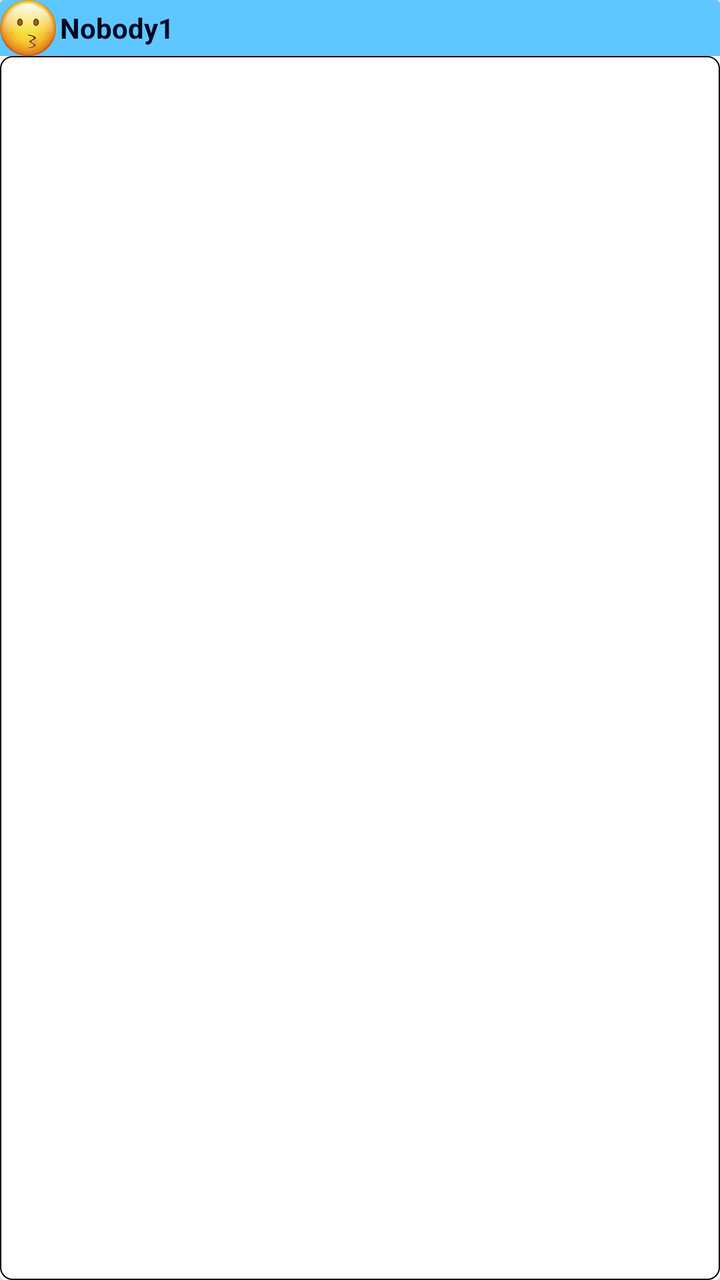
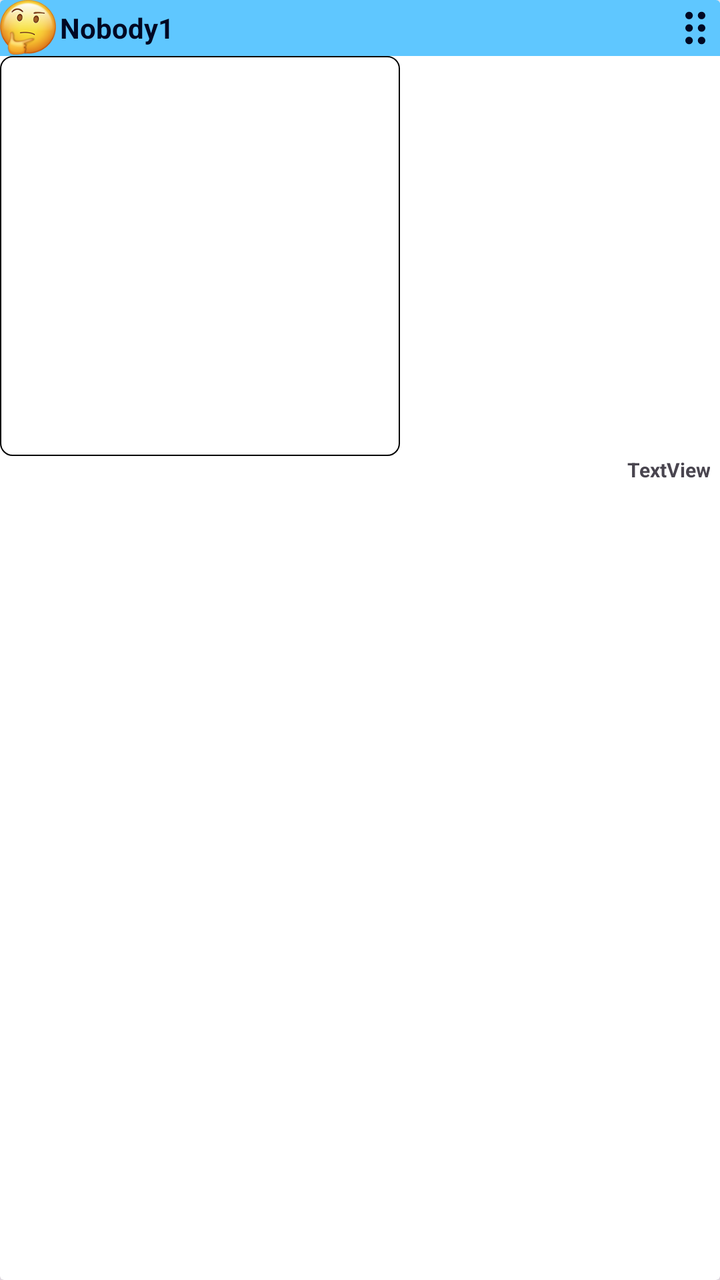

Two renders of the same Android screen: before a commit and after it. Below are the layout's source before the change and the commit's diff.
<!-- AndroidManifest.xml: application theme Theme.EAndroid -->
<!-- res/layout/image_type.xml -->
<?xml version="1.0" encoding="utf-8"?>
<androidx.cardview.widget.CardView xmlns:android="http://schemas.android.com/apk/res/android"
    xmlns:card_view="http://schemas.android.com/apk/res-auto"
    android:id="@+id/image_type_card_view"
    android:layout_width="200dp"
    android:layout_height="200dp"
    android:layout_margin="5dp"
    card_view:cardElevation="5dp">

    <LinearLayout
        android:layout_width="match_parent"
        android:layout_height="match_parent"
        android:orientation="vertical">

        <LinearLayout
            android:layout_width="match_parent"
            android:layout_height="wrap_content"
            android:background="@color/blue"
            android:gravity="left|center_vertical"
            android:orientation="horizontal">

            <ImageView
                android:id="@+id/image_type_icon"
                android:layout_width="28dp"
                android:layout_height="28dp"
                android:scaleType="centerCrop"
                android:src="@drawable/d1" />

            <TextView
                android:id="@+id/image_type_title"
                android:layout_width="match_parent"
                android:layout_height="wrap_content"
                android:padding="2dp"
                android:layout_marginRight="20dp"
                android:text="Nobody1"
                android:textColor="@color/dark_bg3"
                android:textStyle="bold" />
        </LinearLayout>

        <ImageView
            android:id="@+id/image_type_image"
            android:layout_width="match_parent"
            android:layout_height="match_parent"
            android:src="@drawable/my_chat_bg2" />
        <TextView
            android:id="@+id/image_type_dt"
            android:layout_width="match_parent"
            android:layout_height="wrap_content"
            android:text="TextView"
            android:textAlignment="textEnd"
            android:textSize="10sp"
            android:layout_marginRight="5dp"
            android:textStyle="bold" />


    </LinearLayout>

</androidx.cardview.widget.CardView>
<!-- resources referenced by this layout -->
<resources>
  <color name="blue">#5FC7FF</color>
  <color name="dark_bg3">#000823</color>
  <!-- drawable d1: png bitmap (drawable, 35953 bytes) -->
  <!-- drawable my_chat_bg2 (drawable) -->
  <shape xmlns:android="http://schemas.android.com/apk/res/android"
      android:shape="rectangle">
      <corners
          android:radius="6dp"
          />
  
      <stroke
          android:width="0.8dp"
          android:color="@android:color/black"/>
  </shape>
  <style name="Theme.EAndroid" parent="Base.Theme.EAndroid" />
  <style name="Base.Theme.EAndroid" parent="Theme.Material3.DayNight.NoActionBar">
          
          
      </style>
</resources>

<!-- the commit's change to res/layout/image_type.xml (unified diff, before → after) -->
@@ -2,8 +2,8 @@
 <androidx.cardview.widget.CardView xmlns:android="http://schemas.android.com/apk/res/android"
     xmlns:card_view="http://schemas.android.com/apk/res-auto"
     android:id="@+id/image_type_card_view"
-    android:layout_width="200dp"
-    android:layout_height="200dp"
+    android:layout_width="220dp"
+    android:layout_height="wrap_content"
     android:layout_margin="5dp"
     card_view:cardElevation="5dp">
 
@@ -13,6 +13,7 @@
         android:orientation="vertical">
 
         <LinearLayout
+            android:id="@+id/image_type_cardheader"
             android:layout_width="match_parent"
             android:layout_height="wrap_content"
             android:background="@color/blue"
@@ -24,32 +25,50 @@
                 android:layout_width="28dp"
                 android:layout_height="28dp"
                 android:scaleType="centerCrop"
-                android:src="@drawable/d1" />
+                android:src="@drawable/d3" />
 
             <TextView
                 android:id="@+id/image_type_title"
-                android:layout_width="match_parent"
+                android:layout_width="wrap_content"
                 android:layout_height="wrap_content"
+                android:layout_marginRight="20dp"
                 android:padding="2dp"
-                android:layout_marginRight="20dp"
                 android:text="Nobody1"
                 android:textColor="@color/dark_bg3"
                 android:textStyle="bold" />
+
+            <LinearLayout
+                android:layout_width="match_parent"
+                android:layout_height="wrap_content"
+                android:gravity="right|center_vertical|end"
+                android:orientation="horizontal">
+
+
+                <ImageButton
+                    android:id="@+id/image_type_menu"
+                    android:layout_width="25dp"
+                    android:layout_height="25dp"
+                    android:src="@drawable/grip_dots_vertical_10"
+                    android:background="@color/blue"
+                    card_view:tint="@color/dark_bg3" />
+            </LinearLayout>
         </LinearLayout>
 
         <ImageView
             android:id="@+id/image_type_image"
-            android:layout_width="match_parent"
-            android:layout_height="match_parent"
+            android:layout_width="200dp"
+            android:layout_height="200dp"
+            android:scaleType="centerCrop"
             android:src="@drawable/my_chat_bg2" />
+
         <TextView
             android:id="@+id/image_type_dt"
             android:layout_width="match_parent"
             android:layout_height="wrap_content"
+            android:layout_marginRight="5dp"
             android:text="TextView"
             android:textAlignment="textEnd"
             android:textSize="10sp"
-            android:layout_marginRight="5dp"
             android:textStyle="bold" />
 
 
<!-- resource entries referenced after the edit -->
@@ -2,7 +2,12 @@
 <resources>
   <color name="blue">#5FC7FF</color>
   <color name="dark_bg3">#000823</color>
-  <!-- drawable d1: png bitmap (drawable, 35953 bytes) -->
+  <!-- drawable d3: png bitmap (drawable, 36901 bytes) -->
+  <!-- drawable grip_dots_vertical_10 (drawable) -->
+  <vector android:height="20dp" android:viewportHeight="512"
+      android:viewportWidth="256" android:width="10dp" xmlns:android="http://schemas.android.com/apk/res/android">
+      <path android:fillColor="#FF000000" android:pathData="M48,144a48,48 0,1 0,0 -96,48 48,0 1,0 0,96zM48,304a48,48 0,1 0,0 -96,48 48,0 1,0 0,96zM96,416A48,48 0,1 0,0 416a48,48 0,1 0,96 0zM208,144a48,48 0,1 0,0 -96,48 48,0 1,0 0,96zM256,256a48,48 0,1 0,-96 0,48 48,0 1,0 96,0zM208,464a48,48 0,1 0,0 -96,48 48,0 1,0 0,96z"/>
+  </vector>
   <!-- drawable my_chat_bg2 (drawable) -->
   <shape xmlns:android="http://schemas.android.com/apk/res/android"
       android:shape="rectangle">
